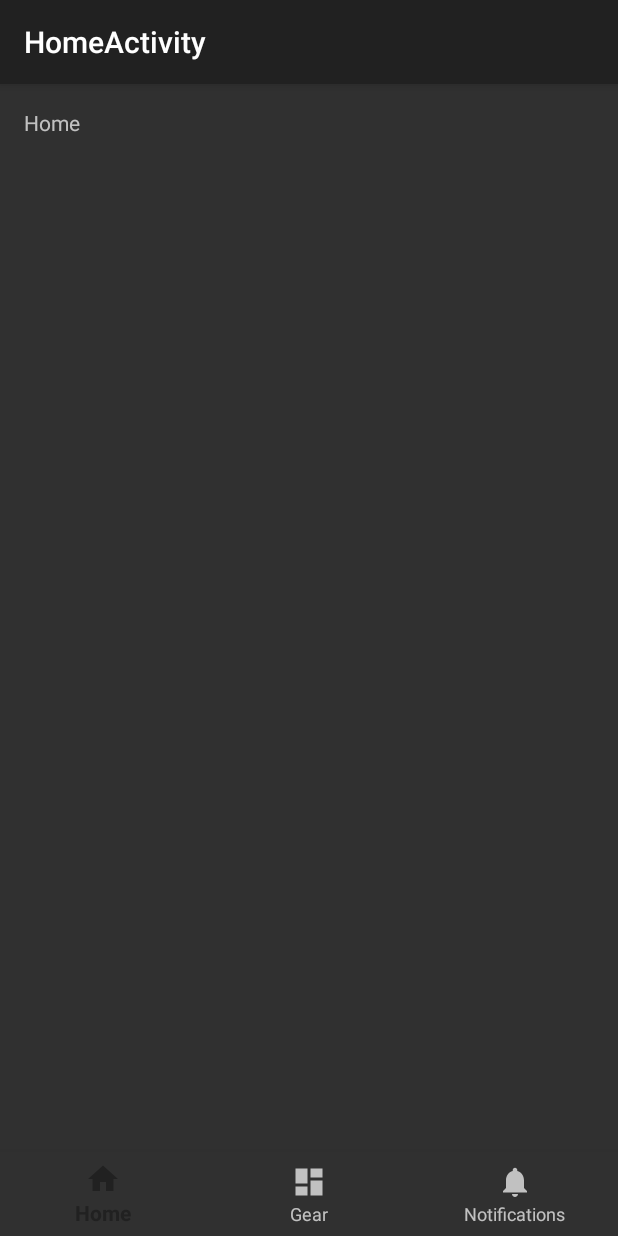
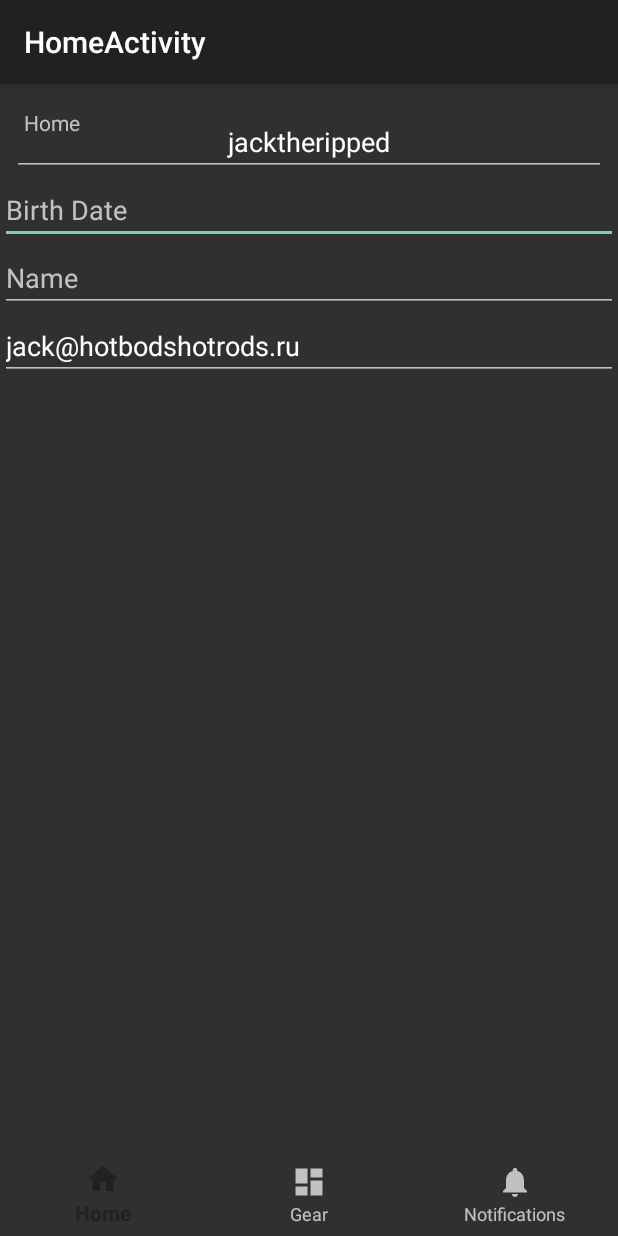
Before and after one commit to meltingscales/workout-image-equipment-classifier, an Android app: the HomeActivity screen opened directly, with no data from a screen before it, on a phone screen of 412 x 824 dp. Run offline under Robolectric (Android 15) with nearby library versions, the phone set to English and light mode, and no system bars.

Commit message:
further code user info view

```diff
--- a/android_apps/tensorflow_for_poets_tflite/app/src/main/java/com/scanfit/activities/HomeActivity.java
+++ b/android_apps/tensorflow_for_poets_tflite/app/src/main/java/com/scanfit/activities/HomeActivity.java
@@ -1,41 +1,48 @@
 package com.scanfit.activities;
 
 import android.content.Intent;
+import android.os.Build;
 import android.os.Bundle;
 import android.support.annotation.NonNull;
+import android.support.annotation.RequiresApi;
 import android.support.design.widget.BottomNavigationView;
 import android.support.v7.app.AppCompatActivity;
 import android.view.MenuItem;
-import android.view.View;
+import android.widget.EditText;
 import android.widget.TextView;
 import android.widget.ViewSwitcher;
 
 import com.scanfit.R;
+import com.scanfit.modeling.BodyType;
+import com.scanfit.modeling.Person;
+
+import java.util.Date;
+
 
 public class HomeActivity extends AppCompatActivity {
 
     private TextView mTextMessage;
     private ViewSwitcher viewSwitcher = null;
-
     private BottomNavigationView.OnNavigationItemSelectedListener mOnNavigationItemSelectedListener
             = new BottomNavigationView.OnNavigationItemSelectedListener() {
 
         @Override
         public boolean onNavigationItemSelected(@NonNull MenuItem item) {
+
             switch (item.getItemId()) {
+
                 case R.id.navigation_home:
                     mTextMessage.setText(R.string.title_home); // For debug purposes.
 
-                    viewSwitcher.removeAllViews(); // Remove other views.
+                    viewSwitcher.removeAllViews();
+                    inflateUserView();
+                    return true;
 
-                    View v = getLayoutInflater().inflate(R.layout.fragment_user_view, null); // Inflate our 'user' view.
-                    viewSwitcher.addView(v); // Add it.
-
-                    return true;
                 case R.id.navigation_dashboard:
                     mTextMessage.setText(R.string.title_gear);
                     startActivity(new Intent(getApplicationContext(), CameraActivity.class)); //TODO: Instead of starting CameraActivity, make a 'gear' view.
                     return true;
+
                 case R.id.navigation_notifications:
                     mTextMessage.setText(R.string.title_notifications);
                     //TODO Make an activity for this too.
@@ -45,6 +52,21 @@ public class HomeActivity extends AppCompatActivity {
         }
     };
 
+    private void inflateUserView() {
+        viewSwitcher.addView(getLayoutInflater().inflate(R.layout.fragment_user_view, null)); // Add and inflate our user view.
+    }
+
+    /***
+     * Populate our UserView with a Person's info.
+     * @param person A Person.
+     */
+    private void populateUserView(Person person) {
+        ((EditText) findViewById(R.id.editTextUsername)).setText(person.getUsername());
+        ((EditText) findViewById(R.id.editTextEmail)).setText(person.getEmail());
+
+    }
+
+    @RequiresApi(api = Build.VERSION_CODES.O)
     @Override
     protected void onCreate(Bundle savedInstanceState) {
         setTheme(R.style.Theme_AppCompat);
@@ -56,6 +78,10 @@ public class HomeActivity extends AppCompatActivity {
         navigation.setOnNavigationItemSelectedListener(mOnNavigationItemSelectedListener);
 
         viewSwitcher = findViewById(R.id.viewSwitcher);
+
+        viewSwitcher.removeAllViews();
+        inflateUserView();
+        populateUserView(new Person("jack", "jacktheripped", "jack@hotbodshotrods.ru", "cool gender", BodyType.NONBINARY, new Date()));
     }
 
 }
--- a/android_apps/tensorflow_for_poets_tflite/app/src/main/res/layout/fragment_user_view.xml
+++ b/android_apps/tensorflow_for_poets_tflite/app/src/main/res/layout/fragment_user_view.xml
@@ -1,10 +1,7 @@
 <?xml version="1.0" encoding="utf-8"?>
-<RelativeLayout xmlns:android="http://schemas.android.com/apk/res/android"
+
+<ScrollView xmlns:android="http://schemas.android.com/apk/res/android"
     xmlns:app="http://schemas.android.com/apk/res-auto"
-    xmlns:tools="http://schemas.android.com/tools"
-    android:layout_width="match_parent" android:layout_height="match_parent">
-
-    <ScrollView
     android:layout_width="match_parent"
     android:layout_height="match_parent"
     android:layout_alignParentStart="true"
@@ -25,14 +22,13 @@
                 android:layout_width="0dp"
                 android:layout_height="wrap_content"
                 android:layout_below="@+id/imageView"
+                android:layout_marginEnd="8dp"
                 android:layout_marginStart="8dp"
-                    android:layout_marginEnd="8dp"
                 android:layout_weight="0"
                 android:ems="10"
                 android:gravity="center_horizontal"
                 android:hint="@string/username"
                 android:inputType="text|textPersonName"
-                    android:text="Username"
                 app:layout_constraintBottom_toBottomOf="parent"
                 app:layout_constraintEnd_toEndOf="parent"
                 app:layout_constraintHorizontal_bias="0.0"
@@ -44,16 +40,15 @@
                 android:layout_height="wrap_content"
                 android:layout_alignParentTop="true"
                 android:layout_centerHorizontal="true"
+                android:layout_marginBottom="8dp"
+                android:layout_marginEnd="8dp"
                 android:layout_marginStart="8dp"
                 android:layout_marginTop="8dp"
-                    android:layout_marginEnd="8dp"
-                    android:layout_marginBottom="8dp"
-                    android:contentDescription="Your profile picture."
+                android:contentDescription="@string/your_profile_picture"
                 app:layout_constraintBottom_toTopOf="@+id/editTextUsername"
                 app:layout_constraintEnd_toEndOf="parent"
                 app:layout_constraintStart_toStartOf="parent"
-                    app:layout_constraintTop_toTopOf="parent"
-                    tools:srcCompat="@tools:sample/avatars[3]" />
+                app:layout_constraintTop_toTopOf="parent" />
 
         </android.support.constraint.ConstraintLayout>
 
@@ -67,7 +62,7 @@
                 android:layout_width="match_parent"
                 android:layout_height="wrap_content"
                 android:ems="10"
-                    android:hint="Birth Date"
+                android:hint="@string/birth_date"
                 android:inputType="date" />
 
             <EditText
@@ -75,7 +70,7 @@
                 android:layout_width="match_parent"
                 android:layout_height="wrap_content"
                 android:ems="10"
-                    android:hint="Name"
+                android:hint="@string/name"
                 android:inputType="textPersonName" />
 
             <EditText
@@ -83,11 +78,9 @@
                 android:layout_width="match_parent"
                 android:layout_height="wrap_content"
                 android:ems="10"
-                    android:hint="Email"
+                android:hint="@string/email"
                 android:inputType="textWebEmailAddress" />
         </LinearLayout>
 
     </LinearLayout>
 </ScrollView>
-
-</RelativeLayout>
--- a/android_apps/tensorflow_for_poets_tflite/app/src/main/res/values/strings.xml
+++ b/android_apps/tensorflow_for_poets_tflite/app/src/main/res/values/strings.xml
@@ -42,4 +42,8 @@
     <string name="title_home">Home</string>
     <string name="title_gear">Gear</string>
     <string name="title_notifications">Notifications</string>
+    <string name="birth_date">Birth Date</string>
+    <string name="name">Name</string>
+    <string name="email">Email</string>
+    <string name="your_profile_picture">Your profile picture.</string>
 </resources>
```
Lines whose indentation alone changed are shown as unchanged.
